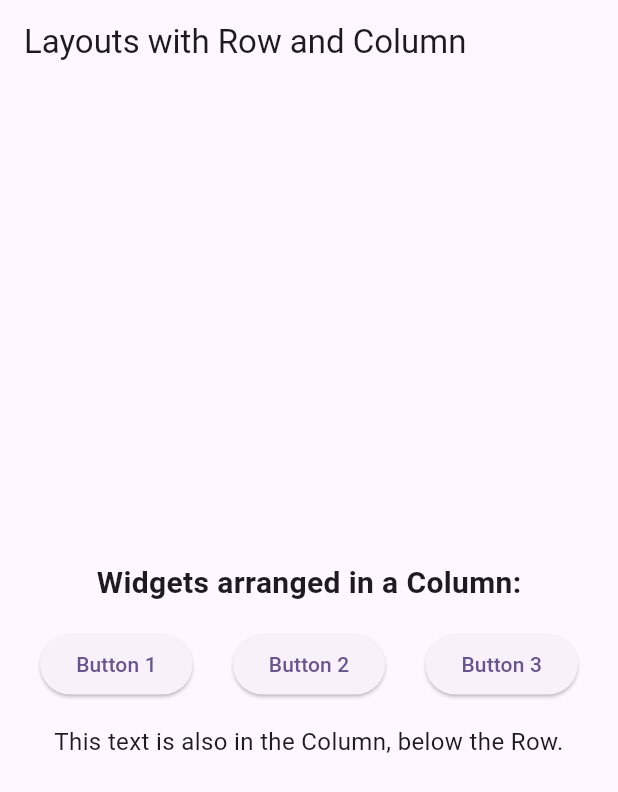
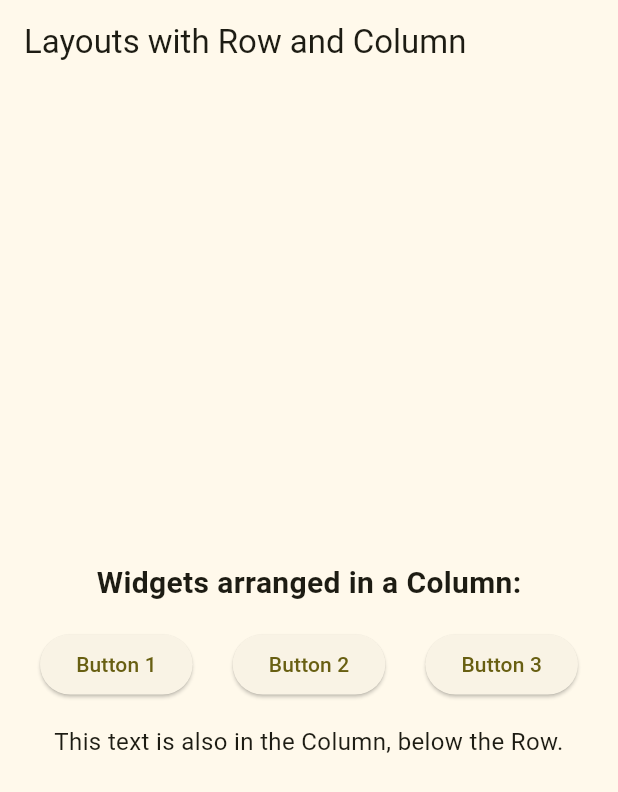
Before and after one commit to addianto/layout-forms-example, a Flutter app: the screen it shows after launch, on a phone screen of 412 x 824 dp. Shown: the top 792 px of the screen. Run offline on Flutter 3.47's test engine with Material 3 defaults, Android fonts, the phone set to English and light mode, and no system bars.

Commit message:
style: Switch color back to original and use built-in routing

```diff
--- a/lib/main.dart
+++ b/lib/main.dart
@@ -13,18 +13,17 @@ class LayoutsFormsExample extends StatelessWidget {
       title: 'Flutter Layout Demo',
       debugShowCheckedModeBanner: false,
       theme: ThemeData(
-        colorScheme: ColorScheme.fromSeed(
-          seedColor: Colors.deepPurple,
-        ),
+        colorScheme: ColorScheme.fromSeed(seedColor: Colors.yellow),
         useMaterial3: true,
       ),
-      home: const ExamplePage(),
+      initialRoute: '/',
+      routes: {'/': (context) => const OriginalExamplePage()},
     );
   }
 }
 
-class ExamplePage extends StatelessWidget {
-  const ExamplePage({super.key});
+class OriginalExamplePage extends StatelessWidget {
+  const OriginalExamplePage({super.key});
 
   @override
   Widget build(BuildContext context) {
```
